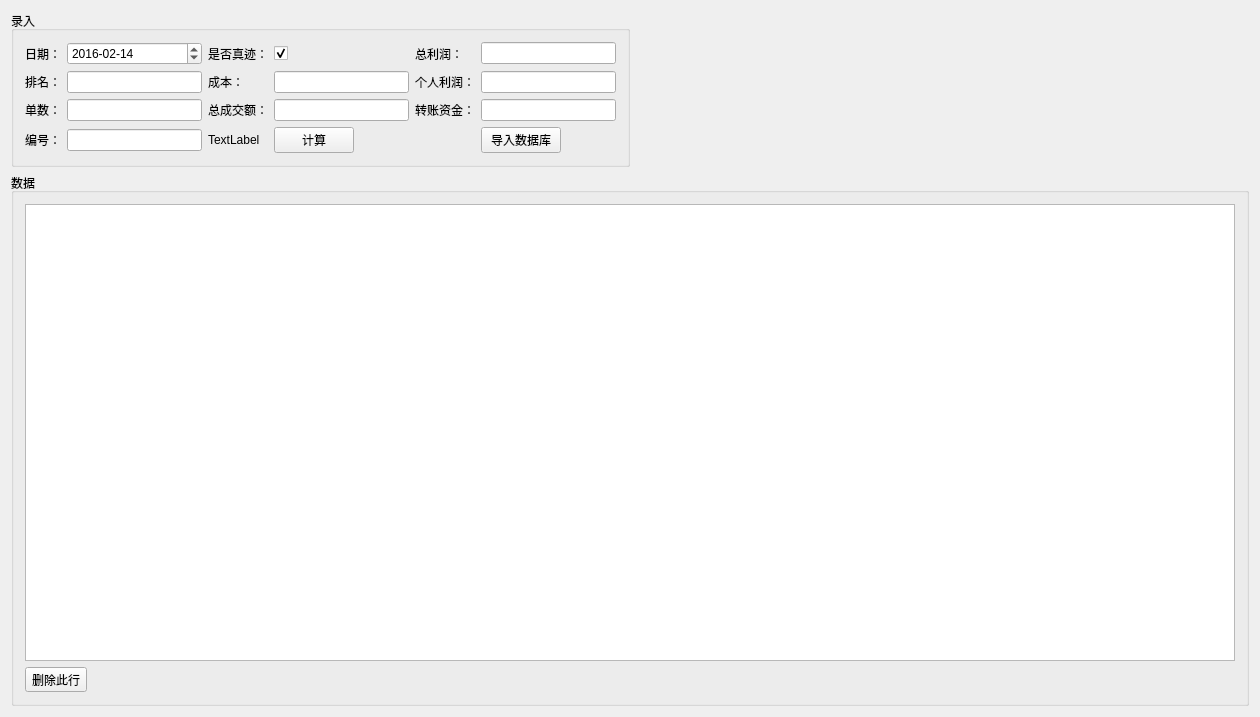
Old version of the form Account/billwidget.ui in the repository 0xlitf/Account.
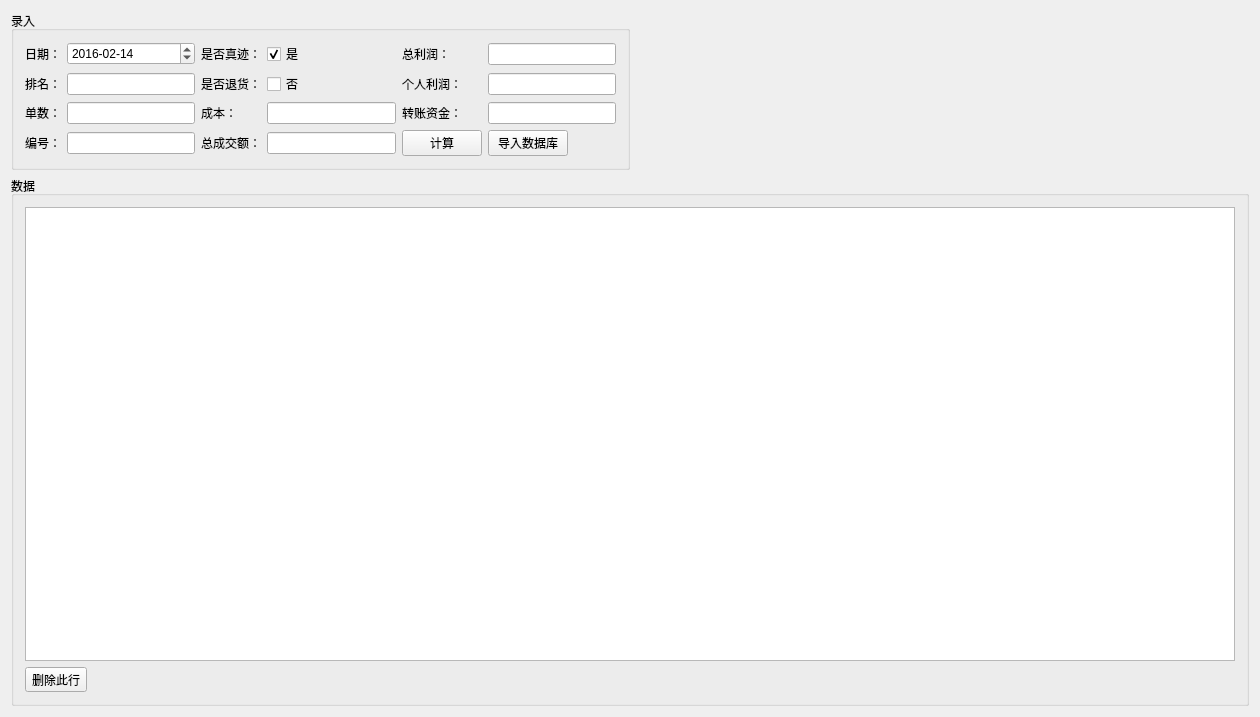
New version of the form. Icons and pictures are not drawn. Custom widgets are drawn as their Qt base class.

The edit to the form file:
```diff
--- a/Account/billwidget.ui
+++ b/Account/billwidget.ui
@@ -29,45 +29,38 @@
             <string>录入</string>
            </property>
            <layout class="QGridLayout" name="gridLayout_3">
-            <item row="0" column="3">
-             <widget class="QCheckBox" name="relics">
+            <item row="3" column="0">
+             <widget class="QLabel" name="label_7">
               <property name="text">
-               <string/>
+               <string>单数：</string>
               </property>
-              <property name="checked">
-               <bool>true</bool>
-              </property>
              </widget>
             </item>
-            <item row="1" column="2">
-             <widget class="QLabel" name="label_3">
-              <property name="text">
-               <string>成本：</string>
-              </property>
-             </widget>
-            </item>
-            <item row="1" column="1">
-             <widget class="QLineEdit" name="ranking">
-              <property name="text">
-               <string/>
-              </property>
-             </widget>
-            </item>
-            <item row="1" column="3">
-             <widget class="QLineEdit" name="costPrice">
-              <property name="text">
-               <string/>
-              </property>
-             </widget>
-            </item>
-            <item row="1" column="5">
+            <item row="2" column="4">
              <widget class="QLabel" name="label_8">
               <property name="text">
                <string>个人利润：</string>
               </property>
              </widget>
             </item>
-            <item row="0" column="5">
+            <item row="3" column="1">
+             <widget class="QLineEdit" name="billCount">
+              <property name="text">
+               <string/>
+              </property>
+              <property name="clearButtonEnabled">
+               <bool>true</bool>
+              </property>
+             </widget>
+            </item>
+            <item row="0" column="0">
+             <widget class="QLabel" name="label_10">
+              <property name="text">
+               <string>日期：</string>
+              </property>
+             </widget>
+            </item>
+            <item row="0" column="4">
              <widget class="QLabel" name="label_6">
               <property name="styleSheet">
                <string notr="true"/>
@@ -77,13 +70,118 @@
               </property>
              </widget>
             </item>
-            <item row="1" column="0">
+            <item row="0" column="2">
+             <widget class="QLabel" name="label_9">
+              <property name="text">
+               <string>是否真迹：</string>
+              </property>
+             </widget>
+            </item>
+            <item row="2" column="5">
+             <widget class="QLineEdit" name="personalProfit">
+              <property name="readOnly">
+               <bool>false</bool>
+              </property>
+              <property name="clearButtonEnabled">
+               <bool>true</bool>
+              </property>
+             </widget>
+            </item>
+            <item row="3" column="5">
+             <widget class="QLineEdit" name="fundsTransfer">
+              <property name="readOnly">
+               <bool>false</bool>
+              </property>
+              <property name="clearButtonEnabled">
+               <bool>true</bool>
+              </property>
+             </widget>
+            </item>
+            <item row="2" column="0">
              <widget class="QLabel" name="label">
               <property name="text">
                <string>排名：</string>
               </property>
              </widget>
             </item>
+            <item row="4" column="5">
+             <layout class="QHBoxLayout" name="horizontalLayout_2">
+              <item>
+               <widget class="QPushButton" name="importBtn">
+                <property name="text">
+                 <string>导入数据库</string>
+                </property>
+               </widget>
+              </item>
+              <item>
+               <spacer name="horizontalSpacer_2">
+                <property name="orientation">
+                 <enum>Qt::Horizontal</enum>
+                </property>
+                <property name="sizeHint" stdset="0">
+                 <size>
+                  <width>40</width>
+                  <height>20</height>
+                 </size>
+                </property>
+               </spacer>
+              </item>
+             </layout>
+            </item>
+            <item row="0" column="5">
+             <widget class="QLineEdit" name="totalProfit">
+              <property name="readOnly">
+               <bool>false</bool>
+              </property>
+              <property name="clearButtonEnabled">
+               <bool>true</bool>
+              </property>
+             </widget>
+            </item>
+            <item row="2" column="1">
+             <widget class="QLineEdit" name="ranking">
+              <property name="text">
+               <string/>
+              </property>
+              <property name="clearButtonEnabled">
+               <bool>true</bool>
+              </property>
+             </widget>
+            </item>
+            <item row="0" column="3">
+             <widget class="QCheckBox" name="relics">
+              <property name="text">
+               <string>是</string>
+              </property>
+              <property name="checked">
+               <bool>true</bool>
+              </property>
+             </widget>
+            </item>
+            <item row="3" column="4">
+             <widget class="QLabel" name="label_5">
+              <property name="text">
+               <string>转账资金：</string>
+              </property>
+             </widget>
+            </item>
+            <item row="4" column="0">
+             <widget class="QLabel" name="label_2">
+              <property name="text">
+               <string>编号：</string>
+              </property>
+             </widget>
+            </item>
+            <item row="4" column="1">
+             <widget class="QLineEdit" name="name">
+              <property name="text">
+               <string/>
+              </property>
+              <property name="clearButtonEnabled">
+               <bool>true</bool>
+              </property>
+             </widget>
+            </item>
             <item row="0" column="1">
              <widget class="QDateEdit" name="dateEdit">
               <property name="dateTime">
@@ -101,142 +199,64 @@
               </property>
              </widget>
             </item>
-            <item row="0" column="0">
-             <widget class="QLabel" name="label_10">
+            <item row="4" column="4">
+             <widget class="QPushButton" name="calculateBtn">
               <property name="text">
-               <string>日期：</string>
+               <string>计算</string>
               </property>
              </widget>
             </item>
-            <item row="0" column="6">
-             <widget class="QLineEdit" name="totalProfit">
-              <property name="readOnly">
-               <bool>false</bool>
-              </property>
-             </widget>
-            </item>
-            <item row="1" column="6">
-             <widget class="QLineEdit" name="personalProfit">
-              <property name="readOnly">
-               <bool>false</bool>
-              </property>
-             </widget>
-            </item>
-            <item row="0" column="2">
-             <widget class="QLabel" name="label_9">
-              <property name="text">
-               <string>是否真迹：</string>
-              </property>
-             </widget>
-            </item>
-            <item row="2" column="3">
-             <widget class="QLineEdit" name="totalTurnover">
-              <property name="text">
-               <string/>
-              </property>
-             </widget>
-            </item>
-            <item row="3" column="0">
-             <widget class="QLabel" name="label_2">
-              <property name="text">
-               <string>编号：</string>
-              </property>
-             </widget>
-            </item>
-            <item row="3" column="1">
-             <widget class="QLineEdit" name="name">
-              <property name="text">
-               <string/>
-              </property>
-             </widget>
-            </item>
-            <item row="2" column="1">
-             <widget class="QLineEdit" name="billCount">
-              <property name="text">
-               <string/>
-              </property>
-             </widget>
-            </item>
-            <item row="2" column="0">
-             <widget class="QLabel" name="label_7">
-              <property name="text">
-               <string>单数：</string>
-              </property>
-             </widget>
-            </item>
-            <item row="3" column="6">
-             <layout class="QHBoxLayout" name="horizontalLayout_2">
-              <item>
-               <widget class="QPushButton" name="importBtn">
-                <property name="text">
-                 <string>导入数据库</string>
-                </property>
-               </widget>
-              </item>
-              <item>
-               <spacer name="horizontalSpacer_2">
-                <property name="orientation">
-                 <enum>Qt::Horizontal</enum>
-                </property>
-                <property name="sizeHint" stdset="0">
-                 <size>
-                  <width>40</width>
-                  <height>20</height>
-                 </size>
-                </property>
-               </spacer>
-              </item>
-             </layout>
-            </item>
-            <item row="2" column="6">
-             <widget class="QLineEdit" name="fundsTransfer">
-              <property name="readOnly">
-               <bool>false</bool>
-              </property>
-             </widget>
-            </item>
-            <item row="2" column="2">
+            <item row="4" column="2">
              <widget class="QLabel" name="label_4">
               <property name="text">
                <string>总成交额：</string>
               </property>
              </widget>
             </item>
+            <item row="4" column="3">
+             <widget class="QLineEdit" name="totalTurnover">
+              <property name="text">
+               <string/>
+              </property>
+              <property name="clearButtonEnabled">
+               <bool>true</bool>
+              </property>
+             </widget>
+            </item>
             <item row="3" column="3">
-             <layout class="QHBoxLayout" name="horizontalLayout_3">
-              <item>
-               <widget class="QPushButton" name="calculateBtn">
-                <property name="text">
-                 <string>计算</string>
-                </property>
-               </widget>
-              </item>
-              <item>
-               <spacer name="horizontalSpacer_3">
-                <property name="orientation">
-                 <enum>Qt::Horizontal</enum>
-                </property>
-                <property name="sizeHint" stdset="0">
-                 <size>
-                  <width>40</width>
-                  <height>20</height>
-                 </size>
-                </property>
-               </spacer>
-              </item>
-             </layout>
-            </item>
-            <item row="2" column="5">
-             <widget class="QLabel" name="label_5">
+             <widget class="QLineEdit" name="costPrice">
               <property name="text">
-               <string>转账资金：</string>
+               <string/>
+              </property>
+              <property name="placeholderText">
+               <string/>
+              </property>
+              <property name="clearButtonEnabled">
+               <bool>true</bool>
               </property>
              </widget>
             </item>
             <item row="3" column="2">
+             <widget class="QLabel" name="label_3">
+              <property name="text">
+               <string>成本：</string>
+              </property>
+             </widget>
+            </item>
+            <item row="2" column="2">
              <widget class="QLabel" name="label_11">
               <property name="text">
-               <string>TextLabel</string>
+               <string>是否退货：</string>
+              </property>
+             </widget>
+            </item>
+            <item row="2" column="3">
+             <widget class="QCheckBox" name="reject">
+              <property name="text">
+               <string>否</string>
+              </property>
+              <property name="checked">
+               <bool>false</bool>
               </property>
              </widget>
             </item>
```
Left out of the diff: 3 changed lines with no effect on the pictures.
